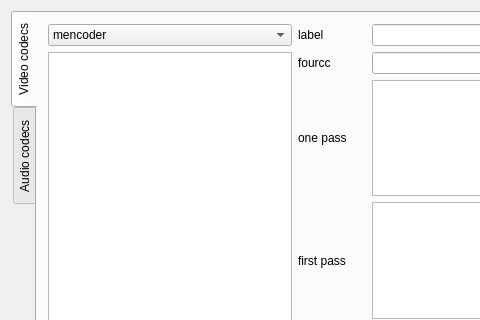
This is src/src/main/prefMencoder.ui in kahlil88mph/k9copy as Qt 5 draws it before an edit; both pictures show x 0 to 480 and y 0 to 320 of the 668 by 583 pixel window. The edited form follows.
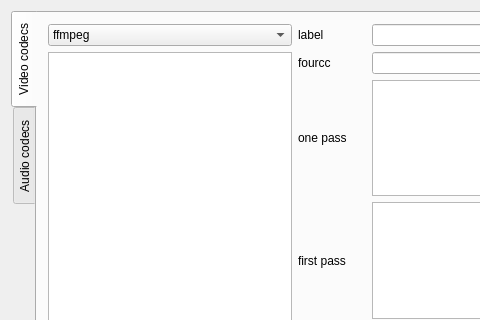
This is the edited form.

Commit message: Encode with ffmpeg instead of mencoder; version 3.1.0

Patch:
```diff
--- a/src/src/main/prefMencoder.ui
+++ b/src/src/main/prefMencoder.ui
@@ -189,11 +189,6 @@
            <property name="editable">
             <bool>false</bool>
            </property>
-           <item>
-            <property name="text">
-             <string>mencoder</string>
-            </property>
-           </item>
            <item>
             <property name="text">
              <string>ffmpeg</string>
```
Left out of the diff: 5 changed lines with no effect on the pictures. The commit also changes 9 other files.
